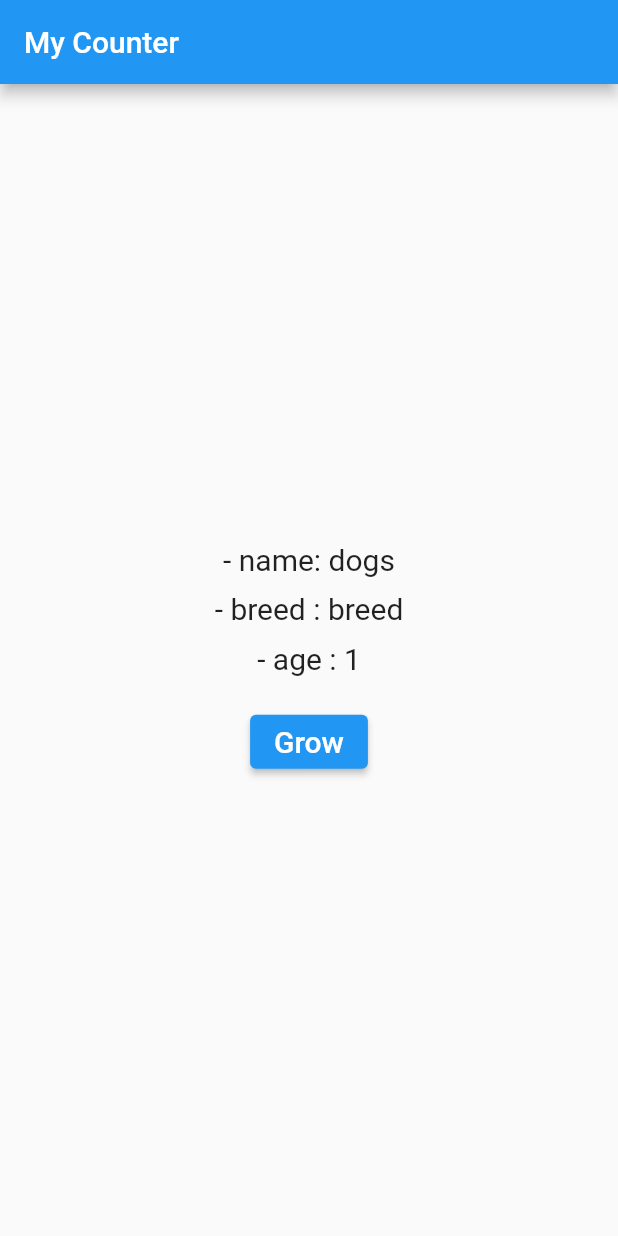
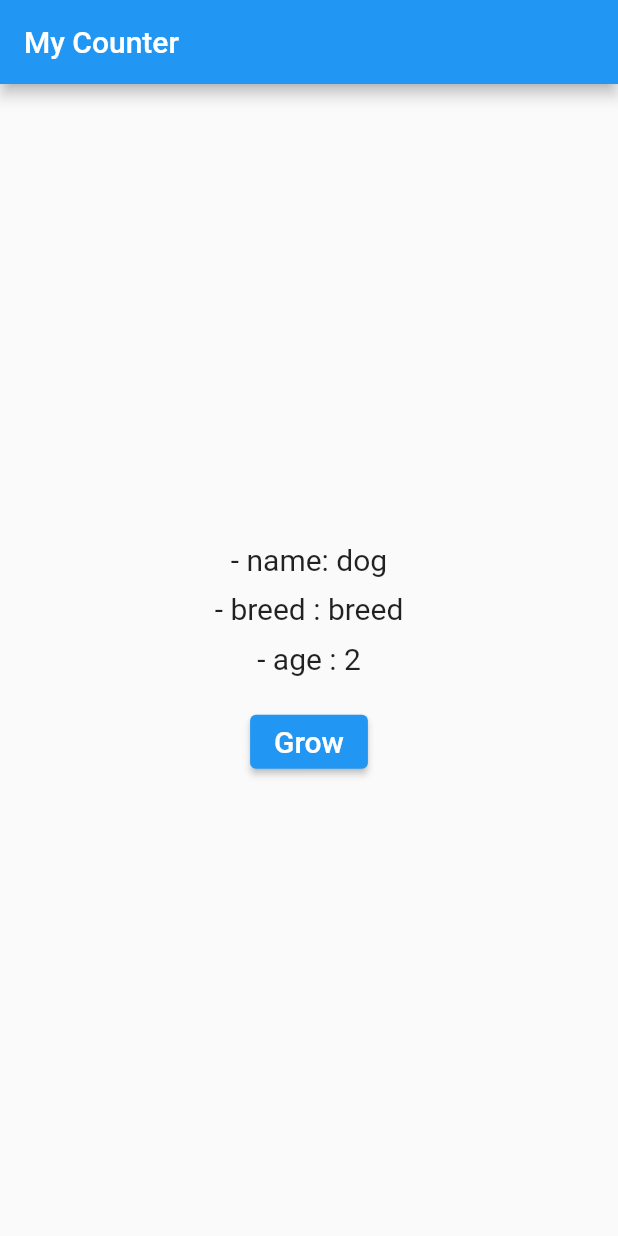
Before and after one commit to fahmi54321/basic_provider, a Flutter app: the screen it shows after launch, after a tap on "Grow", on a phone screen of 412 x 824 dp. Run offline on Flutter 3.47's test engine with Material 2 defaults, Android fonts, the phone set to English and light mode, and no system bars.

Commit message:
change notifier provider

```diff
--- a/lib/main.dart
+++ b/lib/main.dart
@@ -12,12 +12,16 @@ class MyApp extends StatelessWidget {
   // This widget is the root of your application.
   @override
   Widget build(BuildContext context) {
-    return MaterialApp( //todo 3
-      title: 'Flutter Demo',
-      theme: ThemeData(
-        primarySwatch: Colors.blue,
+    return ChangeNotifierProvider(
+      //todo 1
+      create: (_) => Dog(name: 'dog', breed: 'breed'),
+      child: MaterialApp(
+        title: 'Flutter Demo',
+        theme: ThemeData(
+          primarySwatch: Colors.blue,
+        ),
+        home: const MyHomePage(),
       ),
-      home: const MyHomePage(),
     );
   }
 }
@@ -30,24 +34,6 @@ class MyHomePage extends StatefulWidget {
 }
 
 class _MyHomePageState extends State<MyHomePage> {
-  final dog = Dog(name: 'dogs', breed: 'breed'); //todo 4
-
-  @override
-  void initState() { //todo 5
-    super.initState();
-    dog.addListener(dogListener);
-  }
-
-  void dogListener() { //todo 6
-    print('age : ${dog.age}');
-  }
-
-  @override
-  void dispose() { //todo 7
-    dog.removeListener(dogListener);
-    super.dispose();
-  }
-
   @override
   Widget build(BuildContext context) {
     return Scaffold(
@@ -60,11 +46,11 @@ class _MyHomePageState extends State<MyHomePage> {
           mainAxisSize: MainAxisSize.min,
           children: [
             Text(
-              '- name: ${dog.name}', //todo 8
+              '- name: ${Provider.of<Dog>(context).name}', //todo 2
               style: const TextStyle(fontSize: 20.0),
             ),
             const SizedBox(height: 10.0),
-            BreedAndAge(dog: dog), //todo 9
+            BreedAndAge(),
           ],
         ),
       ),
@@ -73,10 +59,8 @@ class _MyHomePageState extends State<MyHomePage> {
 }
 
 class BreedAndAge extends StatelessWidget {
-  final Dog dog; //todo 10
   const BreedAndAge({
     super.key,
-    required this.dog,
   });
 
   @override
@@ -84,21 +68,19 @@ class BreedAndAge extends StatelessWidget {
     return Column(
       children: [
         Text(
-          '- breed : ${dog.breed}', //todo 11
+          '- breed : ${Provider.of<Dog>(context).breed}', //todo 3
           style: const TextStyle(fontSize: 20.0),
         ),
         const SizedBox(height: 10.0),
-        Age(dog: dog), // todo 12
+        Age(),
       ],
     );
   }
 }
 
 class Age extends StatelessWidget {
-  final Dog dog; //todo 13
   const Age({
     super.key,
-    required this.dog,
   });
 
   @override
@@ -106,12 +88,13 @@ class Age extends StatelessWidget {
     return Column(
       children: [
         Text(
-          '- age : ${dog.age}', //todo 14
+          '- age : ${Provider.of<Dog>(context).age}', //todo 4
           style: const TextStyle(fontSize: 20.0),
         ),
         const SizedBox(height: 20.0),
         ElevatedButton(
-          onPressed: () => dog.grow(), //todo 15 (finish)
+          onPressed: () =>
+              Provider.of<Dog>(context, listen: false).grow(), //todo 5 (finish)
           child: const Text(
             'Grow',
             style: TextStyle(
--- a/lib/models/dog.dart
+++ b/lib/models/dog.dart
@@ -1,6 +1,6 @@
 import 'package:flutter/material.dart';
 
-class Dog with ChangeNotifier { //todo 1
+class Dog with ChangeNotifier {
   final String name;
   final String breed;
   int age;
@@ -13,7 +13,6 @@ class Dog with ChangeNotifier { //todo 1
 
   void grow() {
     age++;
-    notifyListeners(); //todo 2 (next main.dart)
-    print('age : $age');
+    notifyListeners();
   }
 }
```
